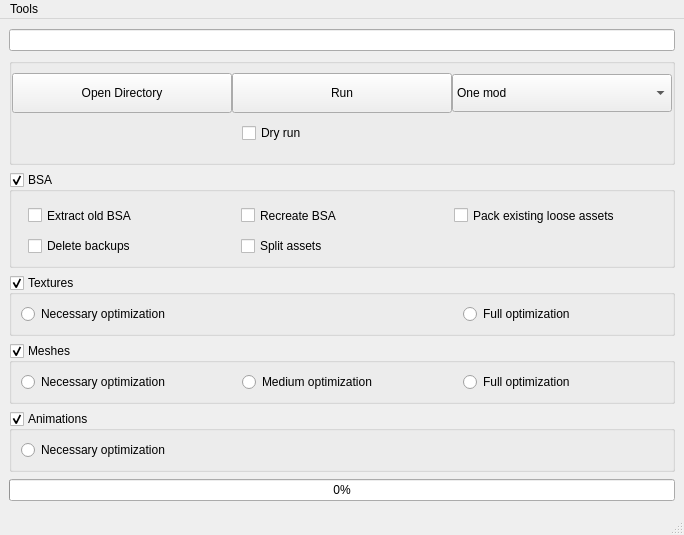
The window that src/mainwindow.ui (Guekka/cathedral-assets-optimizer) describes before a commit, drawn with Qt 5.
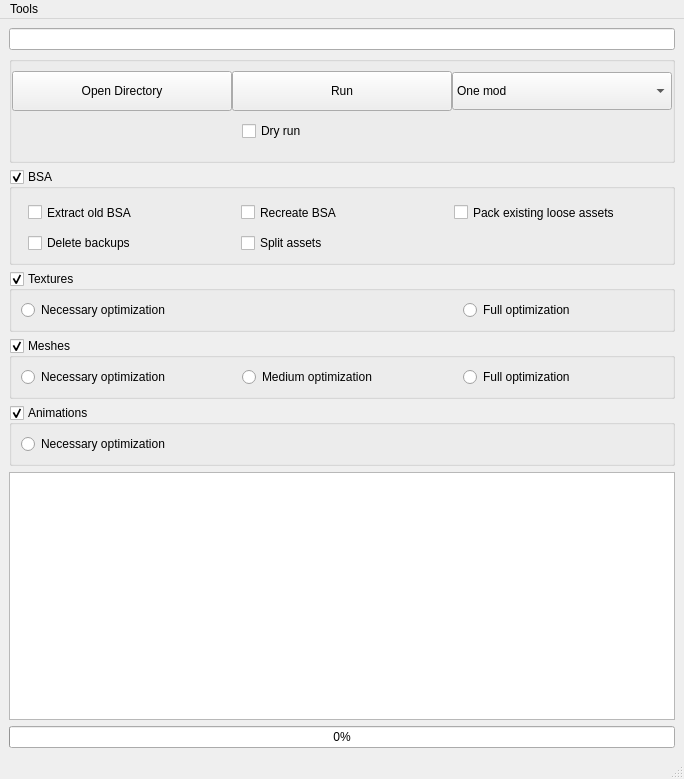
The same window after the commit.

```diff
--- a/src/mainwindow.ui
+++ b/src/mainwindow.ui
@@ -7,7 +7,7 @@
     <x>0</x>
     <y>0</y>
     <width>684</width>
-    <height>535</height>
+    <height>779</height>
    </rect>
   </property>
   <property name="sizePolicy">
@@ -530,6 +530,9 @@
       </layout>
      </widget>
     </item>
+    <item>
+     <widget class="QPlainTextEdit" name="plainTextEdit"/>
+    </item>
     <item>
      <widget class="QProgressBar" name="progressBar">
       <property name="value">
```
